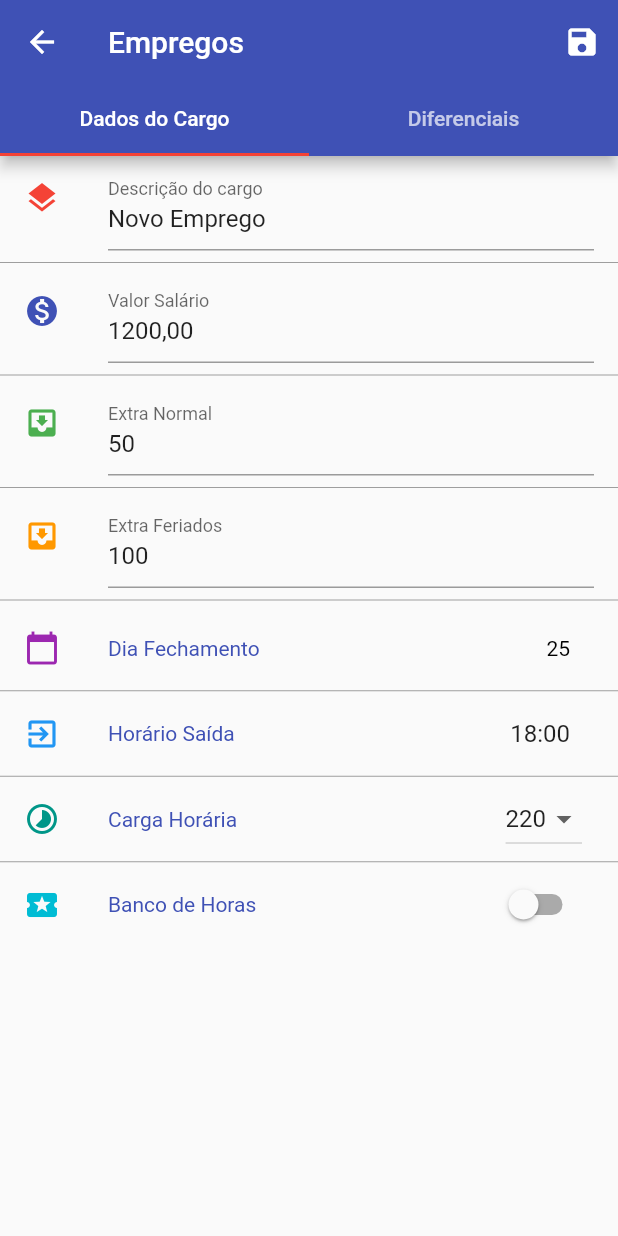
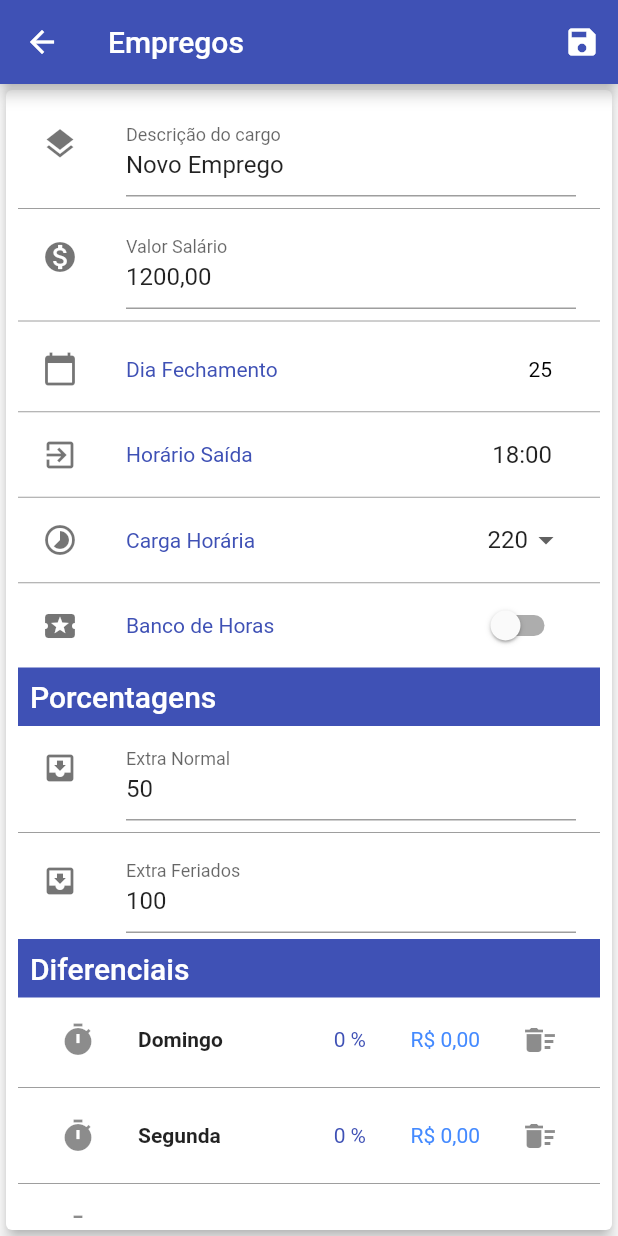
Before and after one commit to bicasoftware/marcaii-flutter, a Flutter app: the ActInsertEmpregos screen opened by its route, on a phone screen of 412 x 824 dp. Run offline on Flutter 3.47's test engine with Material 2 defaults, Android fonts, the phone set to English and light mode, and no system bars; our stand-ins replace numberpicker, sqflite; accounts and stored records are empty.

Commit message:
removida página exibindo diferenciais, usando apenas uma view

```diff
--- a/lib/Marcaii.dart
+++ b/lib/Marcaii.dart
@@ -26,9 +26,7 @@ class MarcaiiState extends State<Marcaii> {
         title: Strings.appName,
         theme: ThemeData(
           primaryColor: Colors.indigo,
-          accentColor: Colors.red,
-          buttonColor: Colors.redAccent,
-          disabledColor: Colors.blueGrey,
+          accentColor: Colors.blueAccent,
           brightness: Brightness.light,
           dividerColor: Colors.grey,
         ),
--- a/lib/models/PorcDiferDto.dart
+++ b/lib/models/PorcDiferDto.dart
@@ -5,8 +5,8 @@ class PorcDiferDto {
   double valor;
 
   void clear() {
-    id = 0;
-    porcent = 0;
-    valor = 0.0;
+    this.id = 0;
+    this.porcent = 0;
+    this.valor = 0.0;
   }
 }
--- a/lib/modules/act_get_empregos/ActInsertEmpregos.dart
+++ b/lib/modules/act_get_empregos/ActInsertEmpregos.dart
@@ -2,39 +2,20 @@ import 'package:flutter/material.dart';
 import 'package:marcaii_flutter/Strings.dart';
 import 'package:marcaii_flutter/models/state/EmpregoDto.dart';
 import 'package:marcaii_flutter/modules/act_get_empregos/EmpregoState.dart';
-import 'package:marcaii_flutter/modules/act_get_empregos/page_emprego_porcentagem/PageEmpregoPorcentagens.dart';
 import 'package:marcaii_flutter/modules/act_get_empregos/page_emprego_info/PageEmpregoInfo.dart';
 import 'package:scoped_model/scoped_model.dart';
 
-class ActInsertEmpregos extends StatefulWidget {
+class ActInsertEmpregos extends StatelessWidget {
   final EmpregoDto emprego;
 
   const ActInsertEmpregos({Key key, this.emprego}) : super(key: key);
 
   @override
-  _ActInsertEmpregosState createState() => _ActInsertEmpregosState();
-}
-
-class _ActInsertEmpregosState extends State<ActInsertEmpregos> with TickerProviderStateMixin {
-  TabController controller;
-
-  @override
-  void initState() {
-    super.initState();
-    controller = TabController(length: 2, vsync: this);
-  }
-
-  @override
-  void dispose() {
-    controller.dispose();
-    super.dispose();
-  }
-
-  @override
   Widget build(BuildContext context) {
     return ScopedModel<EmpregoState>(
-      model: widget.emprego.toState(),
+      model: emprego.toState(),
       child: Scaffold(
+        body: PageEmpregoInfo(),
         appBar: AppBar(
           title: Text(Strings.actGetEmprego),
           actions: <Widget>[
@@ -52,20 +33,6 @@ class _ActInsertEmpregosState extends State<ActInsertEmpregos> with TickerProvid
               },
             ),
           ],
-          bottom: TabBar(
-            controller: controller,
-            tabs: <Widget>[
-              Tab(text: Strings.dadosCargo),
-              Tab(text: Strings.diferenciais),
-            ],
-          ),
-        ),
-        body: TabBarView(
-          controller: controller,
-          children: <Widget>[
-            PageEmpregoInfo(),
-            PageEmpregoPorcentagens(),
-          ],
         ),
       ),
     );
--- a/lib/modules/act_get_empregos/EmpregoState.dart
+++ b/lib/modules/act_get_empregos/EmpregoState.dart
@@ -28,7 +28,9 @@ class EmpregoState extends Model {
 
   bool needUdpate = false;
 
-  final List<PorcDiferDto> porcList = [
+  //static final List<PorcDiferDto> porcList = List<PorcDiferDto>();
+
+  static final List<PorcDiferDto> porcList = [
     PorcDiferDto(id: 0, diaSemana: 0, porcent: 0, valor: 0.0),
     PorcDiferDto(id: 0, diaSemana: 1, porcent: 0, valor: 0.0),
     PorcDiferDto(id: 0, diaSemana: 2, porcent: 0, valor: 0.0),
@@ -38,9 +40,9 @@ class EmpregoState extends Model {
     PorcDiferDto(id: 0, diaSemana: 6, porcent: 0, valor: 0.0),
   ];
 
+  List<PorcDiferDto> get getPorcList => porcList;
+
   PorcDiferDto getPorcDiferAt(int weekDay) => porcList[weekDay];
-
-  String get valorSalarioParsed => CurrencyUtils.doubleToCurrency(valorSalario);
 
   void setNomeEmprego(String nome) {
     nomeEmprego = nome;
@@ -82,7 +84,6 @@ class EmpregoState extends Model {
       ..porcent = porc
       ..valor = CurrencyUtils.calcPorcentExtra(valorSalario, cargaHoraria, porc)
       ..id = id;
-
     notifyListeners();
   }
 
--- a/lib/modules/act_get_empregos/page_emprego_info/PageEmpregoInfo.dart
+++ b/lib/modules/act_get_empregos/page_emprego_info/PageEmpregoInfo.dart
@@ -2,39 +2,80 @@ import 'package:flutter/material.dart';
 import 'package:marcaii_flutter/Strings.dart';
 import 'package:marcaii_flutter/modules/act_get_empregos/EmpregoState.dart';
 import 'package:marcaii_flutter/modules/act_get_empregos/page_emprego_info/widgets/DefaultListItem.dart';
+import 'package:marcaii_flutter/modules/act_get_empregos/page_emprego_info/widgets/DiferenciaisListItem.dart';
+import 'package:marcaii_flutter/modules/act_get_empregos/page_emprego_info/widgets/ListHeader.dart';
 import 'package:marcaii_flutter/modules/act_get_empregos/page_emprego_info/widgets/NomeEmpregoHolder.dart';
 import 'package:marcaii_flutter/modules/act_get_empregos/page_emprego_info/widgets/PorcentagemHolder.dart';
 import 'package:marcaii_flutter/modules/act_get_empregos/page_emprego_info/widgets/ValorSalarioHolder.dart';
+import 'package:marcaii_flutter/utils/CurrencyUtils.dart';
+import 'package:marcaii_flutter/utils/PercentDialog.dart';
+import 'package:marcaii_flutter/utils/YesNoDialog.dart';
 import 'package:numberpicker/numberpicker.dart';
 import 'package:scoped_model/scoped_model.dart';
 
 class PageEmpregoInfo extends StatelessWidget {
   @override
   Widget build(BuildContext context) {
-    return ScopedModelDescendant<EmpregoState>(
+    return Card(
+      elevation: 4.0,
+      child: Container(
+        padding: EdgeInsets.all(8.0),
+        child: ScopedModelDescendant<EmpregoState>(
+          rebuildOnChange: true,
+          builder: (ct, ch, md) => Form(
+                key: md.formKey,
+                child: ScopedModelDescendant<EmpregoState>(
                   rebuildOnChange: false,
                   builder: (ct, ch, md) {
-        return Container(
-          child: Form(
-            key: md.formKey,
-            child: ListView(
-              shrinkWrap: true,
-              children: <Widget>[
+                    return ListView(
+                      shrinkWrap: false,
+                      addAutomaticKeepAlives: true,
+                      children: _contentList(ct, md),
+                    );
+                  },
+                ),
+              ),
+        ),
+      ),
+    );
+  }
+
+  List<Widget> _contentList(BuildContext context, EmpregoState model) {
+    final List<Widget> contentList = [
       _nomeEmpregoHolder(),
       _valorSalarioHolder(),
-                _porcNormal(),
-                _porcFeriados(),
       _diaFechamentoHolder(),
       _horarioSaidaHolder(),
       _cargaHorariaHolder(),
       _bancoHorasHolder(),
-              ],
-            ),
-          ),
-        );
+      _headerPorcentagem(),
+      _porcNormal(),
+      _porcFeriados(),
+      _headerDiferenciais(),
+    ];
+
+    final dias = Arrays.weekDays;
+    model.getPorcList.forEach((d) {
+      contentList.add(DiferenciaisListItem(
+        isLast: d == model.getPorcList.last,
+        title: dias[d.diaSemana],
+        percent: d.porcent,
+        value: CurrencyUtils.calcPorcentExtra(model.valorSalario, model.cargaHoraria, d.porcent),
+        onClear: () => _showClearDiferencialDialog(context, model, d.diaSemana),
+        onEdit: (int percent) {
+          return showPercentDialog(percent: percent, context: context).then((int p) {
+            if (p != null) model.setPorcDifer(d.diaSemana, p);
+          });
         },
-    );
+      ));
+    });
+
+    return contentList;
   }
+
+  Widget _headerPorcentagem() => ListHeader(title: "Porcentagens");
+
+  Widget _headerDiferenciais() => ListHeader(title: "Diferenciais");
 
   Widget _nomeEmpregoHolder() {
     return ScopedModelDescendant<EmpregoState>(
@@ -85,6 +126,7 @@ class PageEmpregoInfo extends StatelessWidget {
       rebuildOnChange: false,
       builder: (ct, ch, md) {
         return PorcentagemHolder(
+          isLast: true,
           formKey: md.formKey,
           iconColor: Colors.orange,
           title: Strings.porcFeriados,
@@ -103,7 +145,6 @@ class PageEmpregoInfo extends StatelessWidget {
         return DefaultListItem(
           title: Strings.diaFechamento,
           icon: Icons.calendar_today,
-          color: Colors.purple,
           onTap: () => _showDiaFechamentoDialog(ct, md),
           contentChild: Container(
             margin: EdgeInsets.only(right: 8.0),
@@ -127,15 +168,19 @@ class PageEmpregoInfo extends StatelessWidget {
         return DefaultListItem(
           title: Strings.cargaHoraria,
           icon: Icons.timelapse,
-          color: Colors.teal,
           onTap: null,
-          contentChild: DropdownButton(
+          contentChild: DropdownButtonHideUnderline(
+            child: DropdownButton(
               value: md.cargaHoraria,
-              onChanged: (c) => md.setCargaHoraria(c),
+              onChanged: (c) {
+                md.setCargaHoraria(c);
+              },
               items: Arrays.cargas
                   .map((c) => int.parse(c))
                   .map((c) => DropdownMenuItem(child: Text("$c"), value: c))
-                  .toList()),
+                  .toList(),
+            ),
+          ),
         );
       },
     );
@@ -147,7 +192,6 @@ class PageEmpregoInfo extends StatelessWidget {
         return DefaultListItem(
           title: Strings.horarioSaida,
           icon: Icons.exit_to_app,
-          color: Colors.blue,
           onTap: () => _showHoraSaidaDialog(md, ct),
           contentChild: Container(
             margin: EdgeInsets.only(right: 8.0),
@@ -168,7 +212,6 @@ class PageEmpregoInfo extends StatelessWidget {
         return DefaultListItem(
           title: Strings.bancoHoras,
           icon: Icons.local_activity,
-          color: Colors.cyan,
           onTap: () => md.toggleBancoHoras(),
           isLast: true,
           contentChild: Switch(value: md.isBancoHoras(), onChanged: (st) => md.setBancoHoras(st)),
@@ -224,4 +267,15 @@ class PageEmpregoInfo extends StatelessWidget {
           MaterialLocalizations.of(context).formatTimeOfDay(seltime, alwaysUse24HourFormat: true));
     }
   }
+
+  void _showClearDiferencialDialog(BuildContext context, EmpregoState model, int weekDay) async {
+    final status = await showConfirmationDialog(
+      context: context,
+      message: Strings.confirmar_remocao_difer,
+    );
+
+    if (status != null && status == true) {
+      model.clearPorcDifer(weekDay);
     }
+  }
+}
--- a/lib/modules/act_get_empregos/page_emprego_info/widgets/DefaultListItem.dart
+++ b/lib/modules/act_get_empregos/page_emprego_info/widgets/DefaultListItem.dart
@@ -1,10 +1,10 @@
 import 'package:flutter/material.dart';
 
 class DefaultListItem extends StatelessWidget {
-  const DefaultListItem({Key key,
+  const DefaultListItem(
+      {Key key,
       @required this.title,
       @required this.icon,
-    @required this.color,
       @required this.contentChild,
       @required this.onTap,
       this.isLast: false})
@@ -12,19 +12,13 @@ class DefaultListItem extends StatelessWidget {
 
   final String title;
   final IconData icon;
-  final MaterialColor color;
   final GestureTapCallback onTap;
   final Widget contentChild;
   final bool isLast;
 
   Widget _paintDivider(BuildContext context) {
     if (!isLast) {
-      return Divider(
-        height: 1.0,
-        color: Theme
-          .of(context)
-          .dividerColor,
-      );
+      return Divider(height: 1.0, color: Theme.of(context).dividerColor);
     } else {
       return Container();
     }
@@ -37,7 +31,7 @@ class DefaultListItem extends StatelessWidget {
         GestureDetector(
           onTap: onTap,
           child: ListTile(
-            leading: Icon(icon, color: color),
+            leading: Icon(icon, color: Colors.black54,),
             title: Row(
               children: <Widget>[
                 ExpandedListTitle(
@@ -66,9 +60,7 @@ class ExpandedListTitle extends StatelessWidget {
     return Expanded(
       child: Text(
         title,
-        style: TextStyle(color: Theme
-          .of(context)
-          .primaryColor, fontSize: 14.0),
+        style: TextStyle(color: Theme.of(context).primaryColor, fontSize: 14.0),
       ),
     );
   }
--- /dev/null
+++ b/lib/modules/act_get_empregos/page_emprego_info/widgets/DiferenciaisListItem.dart
@@ -0,0 +1,73 @@
+import 'package:flutter/material.dart';
+import 'package:marcaii_flutter/utils/CurrencyUtils.dart';
+import 'package:marcaii_flutter/utils/ExpandedText.dart';
+
+class DiferenciaisListItem extends StatelessWidget {
+  const DiferenciaisListItem({
+    Key key,
+    @required this.title,
+    @required this.percent,
+    @required this.value,
+    @required this.onClear,
+    @required this.onEdit,
+    this.isLast: false,
+  }) : super(key: key);
+
+  final bool isLast;
+  final String title;
+  final int percent;
+  final double value;
+  final VoidCallback onClear;
+  final Function(int porcent) onEdit;
+
+  @override
+  Widget build(BuildContext context) {
+    return Column(
+      children: <Widget>[
+        ListTile(
+          onTap: () => onEdit(percent),
+          leading: IconButton(
+            icon: Icon(Icons.timer),
+            onPressed: onClear,
+          ),
+          trailing: IconButton(
+            icon: Icon(Icons.delete_sweep),
+            onPressed: onClear,
+          ),
+          title: Row(
+            mainAxisAlignment: MainAxisAlignment.spaceBetween,
+            crossAxisAlignment: CrossAxisAlignment.start,
+            children: <Widget>[
+              ExpandedText(
+                text: "$title",
+                align: TextAlign.left,
+                innerStyle: TextStyle(
+                  fontSize: 14.0,
+                  color: Colors.black87,
+                  fontWeight: FontWeight.bold,
+                ),
+              ),
+              ExpandedText(
+                text: "$percent %",
+                align: TextAlign.right,
+                innerStyle: TextStyle(
+                  fontSize: 14.0,
+                  color: Theme.of(context).primaryColor,
+                ),
+              ),
+              ExpandedText(
+                text: "R\$ ${CurrencyUtils.doubleToCurrency(value)}",
+                align: TextAlign.right,
+                innerStyle: TextStyle(
+                  color: Theme.of(context).accentColor,
+                  fontSize: 14.0,
+                ),
+              ),
+            ],
+          ),
+        ),
+        isLast == false ? Divider(height: 8.0) : Container(),
+      ],
+    );
+  }
+}
--- /dev/null
+++ b/lib/modules/act_get_empregos/page_emprego_info/widgets/ListHeader.dart
@@ -0,0 +1,27 @@
+import 'package:flutter/material.dart';
+
+class ListHeader extends StatelessWidget {
+  const ListHeader({
+    Key key,
+    @required this.title,
+    this.color,
+    this.textColor,
+  }) : super(key: key);
+
+  final String title;
+  final MaterialColor color;
+  final MaterialColor textColor;
+
+  @override
+  Widget build(BuildContext context) {
+    return Container(
+      padding: EdgeInsets.all(8.0),
+      color: color ?? Theme.of(context).primaryColor,
+      child: Text(
+        title ?? "Header",
+        textAlign: TextAlign.left,
+        style: Theme.of(context).primaryTextTheme.title,
+      ),
+    );
+  }
+}
--- a/lib/modules/act_get_empregos/page_emprego_info/widgets/NomeEmpregoHolder.dart
+++ b/lib/modules/act_get_empregos/page_emprego_info/widgets/NomeEmpregoHolder.dart
@@ -21,7 +21,7 @@ class NomeEmpregoHolder extends StatelessWidget {
     return ValidatableListItem(
       formKey: formKey,
       hint: Strings.hintEmprego,
-      icon: Icon(Icons.layers, color: Colors.red),
+      icon: Icons.layers,
       initValue: nomeEmprego,
       title: title,
       onValidate: _onValidate,
--- a/lib/modules/act_get_empregos/page_emprego_info/widgets/PorcentagemHolder.dart
+++ b/lib/modules/act_get_empregos/page_emprego_info/widgets/PorcentagemHolder.dart
@@ -11,20 +11,23 @@ class PorcentagemHolder extends StatelessWidget {
     @required this.iconColor,
     @required this.formKey,
     @required this.onSave,
+    this.isLast: false,
   }) : super(key: key);
 
   final GlobalKey<FormState> formKey;
   final int porcent;
   final Color iconColor;
   final String title;
+  final bool isLast;
   final Function(int) onSave;
 
   @override
   Widget build(BuildContext context) {
     return ValidatableListItem(
+      isLast: isLast,
       formKey: formKey,
       hint: Strings.hintPorc,
-      icon: Icon(Icons.move_to_inbox, color: iconColor),
+      icon: Icons.move_to_inbox,
       initValue: porcent.toString(),
       title: title,
       onValidate: _onValidate,
--- a/lib/modules/act_get_empregos/page_emprego_info/widgets/ValidatableListItem.dart
+++ b/lib/modules/act_get_empregos/page_emprego_info/widgets/ValidatableListItem.dart
@@ -11,13 +11,15 @@ class ValidatableListItem extends StatelessWidget {
     @required this.formKey,
     @required this.onValidate,
     @required this.onSave,
+    this.isLast: false,
   }) : super(key: key);
 
   final String title, hint, initValue;
-  final Icon icon;
+  final IconData icon;
   final GlobalKey<FormState> formKey;
   final Function(String) onSave;
   final String Function(String) onValidate;
+  final bool isLast;
 
   @override
   Widget build(BuildContext context) {
@@ -37,9 +39,9 @@ class ValidatableListItem extends StatelessWidget {
               onSave(e);
             },
           ),
-          leading: icon,
+          leading: Icon(icon, color: Colors.black54,),
         ),
-        BaseDivider(),
+        isLast == false ? BaseDivider() : Container(),
       ],
     );
   }
--- a/lib/modules/act_get_empregos/page_emprego_info/widgets/ValorSalarioHolder.dart
+++ b/lib/modules/act_get_empregos/page_emprego_info/widgets/ValorSalarioHolder.dart
@@ -23,7 +23,7 @@ class ValorSalarioHolder extends StatelessWidget {
     return ValidatableListItem(
       formKey: formKey,
       title: title,
-      icon: Icon(Icons.monetization_on, color: Colors.indigo),
+      icon: Icons.monetization_on,
       initValue: CurrencyUtils.doubleToCurrency(valorSalario),
       hint: Strings.hintSalario,
       onSave: _onSave,
--- a/lib/utils/CurrencyUtils.dart
+++ b/lib/utils/CurrencyUtils.dart
@@ -6,7 +6,11 @@ class CurrencyUtils {
   static String doubleToCurrency(double value) => f.format(value);
 
   static double calcPorcentExtra(double salario, int cargaHoraria, int porc) {
-    final rounded = ((salario / cargaHoraria) * (1 + (porc / 100))).toStringAsFixed(2);
-    return double.parse(rounded);
+    if (porc == 0) {
+      return 0.0;
+    } else {
+      final rounded = ((salario / cargaHoraria) * (1 + (porc / 100))).toStringAsFixed(2);
+      return double.parse(rounded);
+    }
   }
 }
--- /dev/null
+++ b/lib/utils/ExpandedText.dart
@@ -0,0 +1,23 @@
+import 'package:flutter/material.dart';
+
+class ExpandedText extends StatelessWidget {
+  final String text;
+  final TextStyle innerStyle;
+  final TextAlign align;
+
+  const ExpandedText({Key key, @required this.text, this.innerStyle, this.align}) : super(key: key);
+
+  @override
+  Widget build(BuildContext context) {
+    final theme = Theme.of(context).primaryTextTheme.caption.copyWith(color: Colors.black);
+
+    return Expanded(
+      child: Text(
+        text,
+        maxLines: 1,
+        textAlign: align ?? TextAlign.left,
+        style: innerStyle ?? theme,
+      ),
+    );
+  }
+}
```
Also changed, not shown: lib/modules/act_get_empregos/page_emprego_porcentagem/PageEmpregoPorcentagens.dart (deleted, +0 -10 lines), lib/modules/act_get_empregos/page_emprego_porcentagem/PorcDiferencialList.dart (deleted, +0 -50 lines), lib/modules/act_get_empregos/page_emprego_porcentagem/PorcDiferencialListItem.dart (deleted, +0 -84 lines), lib/utils/HorizontalExpanded.dart (added, +12 -0 lines), lib/utils/PercentDialog.dart (+15 -4 lines), pubspec.lock. Lines whose indentation alone changed are shown as unchanged.
